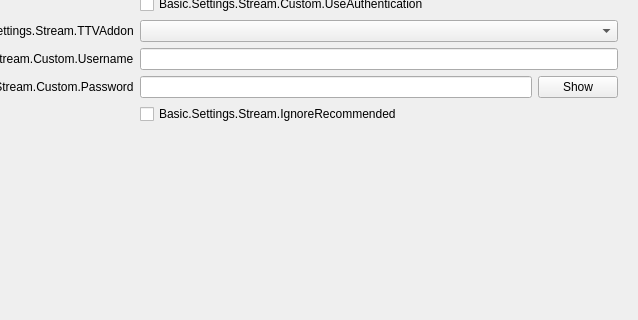
exeldro/obs-studio, file UI/forms/OBSBasicSettings.ui: the form before one commit; both pictures show x 343 to 981 and y 220 to 540 of the 981 by 730 pixel window.
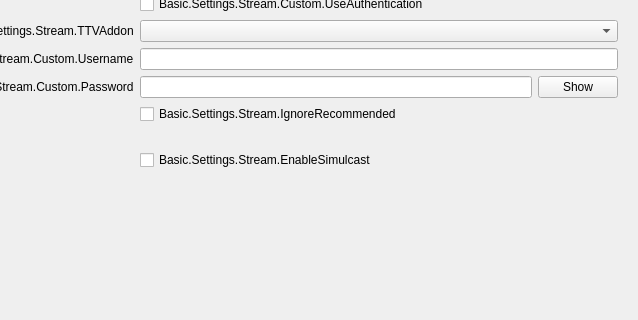
The form after the commit. The open tabs and pages were chosen to show the change. Icons and pictures are not drawn. Custom widgets are drawn as their Qt base class.

Commit message: UI: Add enable simulcast checkbox

The edit to the form file:
```diff
--- a/UI/forms/OBSBasicSettings.ui
+++ b/UI/forms/OBSBasicSettings.ui
@@ -1371,6 +1371,13 @@
                </property>
               </widget>
              </item>
+             <item row="13" column="1">
+              <widget class="QCheckBox" name="enableSimulcast">
+               <property name="text">
+                <string>Basic.Settings.Stream.EnableSimulcast</string>
+               </property>
+              </widget>
+             </item>
              <item row="5" column="1">
               <layout class="QHBoxLayout" name="horizontalLayout_28">
                <item>
```
The commit also changes 5 other files.
